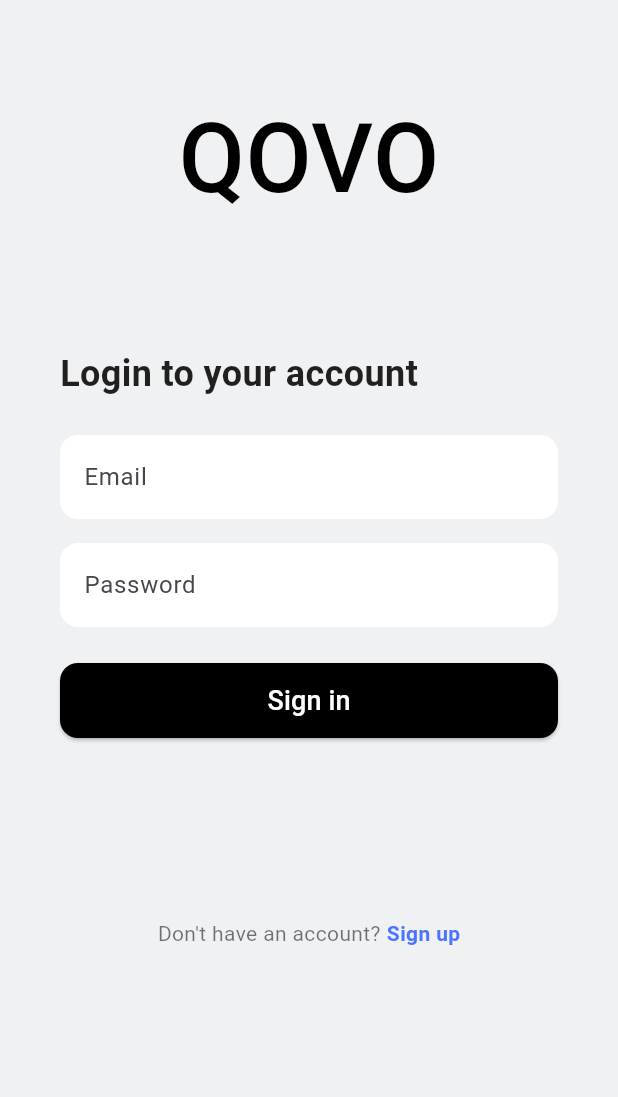
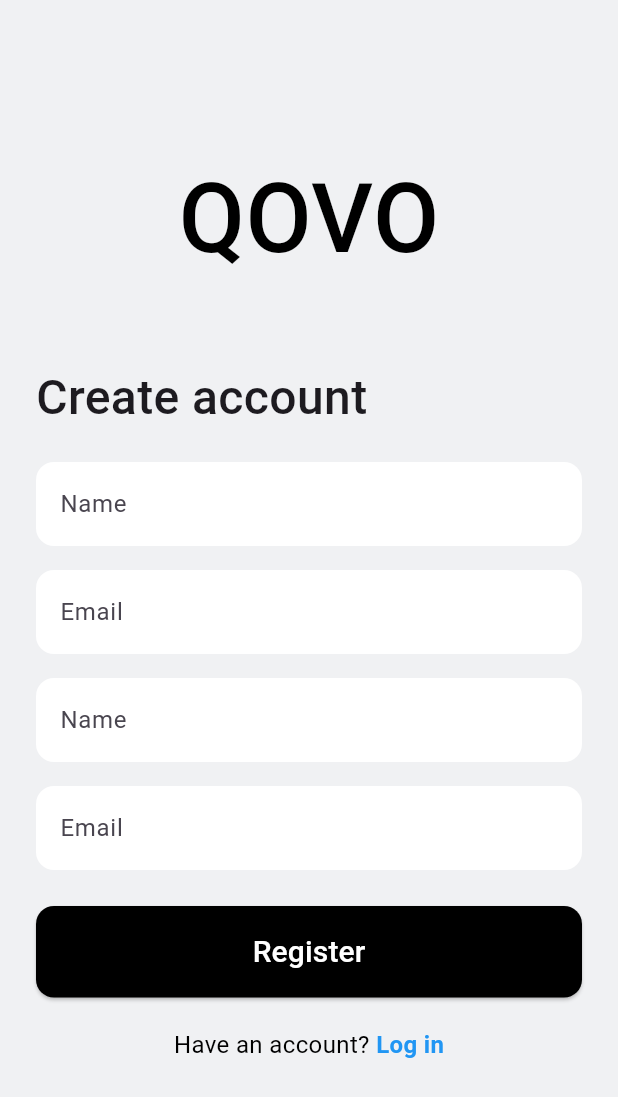
Before and after one commit to G15-ISIS3510-1/Project, a Flutter app: the screen it shows after launch, after a tap on "Sign up", on a phone screen of 412 x 824 dp. Shown: the top 1097 px of the screen. Run offline on Flutter 3.47's test engine with Material 3 defaults, Android fonts, the phone set to English and light mode, and no system bars; Roboto replaces fonts that are missing (Poppins).

Commit message:
Register Screen

```diff
--- a/flutter_app/lib/LoginRegister/login.dart
+++ b/flutter_app/lib/LoginRegister/login.dart
@@ -1,4 +1,5 @@
 import 'package:flutter/material.dart';
+import 'package:flutter_app/LoginRegister/register.dart';
 
 class LoginScreen extends StatefulWidget {
   const LoginScreen({super.key});
@@ -114,7 +115,11 @@ class _LoginScreenState extends State<LoginScreen> {
                   const SizedBox(width: 4),
                   GestureDetector(
                     onTap: () {
-                      print('Sign up tapped!');
+                      Navigator.of(context).pushReplacement(
+                        MaterialPageRoute(
+                          builder: (context) => const RegisterScreen(),
+                        ),
+                      );
                     },
                     child: const Text(
                       'Sign up',
--- /dev/null
+++ b/flutter_app/lib/LoginRegister/register.dart
@@ -0,0 +1,145 @@
+import 'package:flutter/material.dart';
+import 'package:flutter_app/LoginRegister/login.dart';
+
+class RegisterScreen extends StatelessWidget {
+  const RegisterScreen({super.key});
+
+  @override
+  Widget build(BuildContext context) {
+    return Scaffold(
+      body: SingleChildScrollView(
+        child: Padding(
+          padding: const EdgeInsets.symmetric(horizontal: 24.0),
+          child: Column(
+            crossAxisAlignment: CrossAxisAlignment.stretch,
+            children: <Widget>[
+              const SizedBox(height: 100.0),
+              const Center(
+                child: Text(
+                  'QOVO',
+                  style: TextStyle(
+                    fontSize: 64,
+                    fontWeight: FontWeight.w500,
+                    color: Colors.black,
+                  ),
+                ),
+              ),
+              const SizedBox(height: 50.0),
+              const Text(
+                'Create account',
+                style: TextStyle(
+                  fontSize: 32,
+                  fontWeight: FontWeight.w500,
+                ),
+              ),
+              const SizedBox(height: 20.0),
+              TextFormField(
+                decoration: InputDecoration(
+                  hintText: 'Name',
+                  filled: true,
+                  fillColor: Colors.white,
+                  border: OutlineInputBorder(
+                    borderRadius: BorderRadius.circular(12.0),
+                    borderSide: BorderSide.none,
+                  ),
+                ),
+              ),
+              const SizedBox(height: 16.0),
+              TextFormField(
+                decoration: InputDecoration(
+                  hintText: 'Email',
+                  filled: true,
+                  fillColor: Colors.white,
+                  border: OutlineInputBorder(
+                    borderRadius: BorderRadius.circular(12.0),
+                    borderSide: BorderSide.none,
+                  ),
+                ),
+              ),
+              const SizedBox(height: 16.0),
+              TextFormField(
+                decoration: InputDecoration(
+                  hintText: 'Name',
+                  filled: true,
+                  fillColor: Colors.white,
+                  border: OutlineInputBorder(
+                    borderRadius: BorderRadius.circular(12.0),
+                    borderSide: BorderSide.none,
+                  ),
+                ),
+              ),
+              const SizedBox(height: 16.0),
+              TextFormField(
+                decoration: InputDecoration(
+                  hintText: 'Email',
+                  filled: true,
+                  fillColor: Colors.white,
+                  border: OutlineInputBorder(
+                    borderRadius: BorderRadius.circular(12.0),
+                    borderSide: BorderSide.none,
+                  ),
+                ),
+              ),
+              const SizedBox(height: 24.0),
+              ElevatedButton(
+                onPressed: () {
+                  Navigator.of(context).pushReplacement(
+                    MaterialPageRoute(
+                      builder: (context) => const LoginScreen(),
+                    ),
+                  );
+                },
+                style: ElevatedButton.styleFrom(
+                  backgroundColor: Colors.black,
+                  shape: RoundedRectangleBorder(
+                    borderRadius: BorderRadius.circular(12.0),
+                  ),
+                  padding: const EdgeInsets.symmetric(vertical: 16.0),
+                ),
+                child: const Text(
+                  'Register',
+                  style: TextStyle(
+                    fontSize: 20,
+                    fontWeight: FontWeight.w500,
+                    color: Colors.white,
+                  ),
+                ),
+              ),
+              const SizedBox(height: 20.0),
+              Row(
+                mainAxisAlignment: MainAxisAlignment.center,
+                children: <Widget>[
+                  const Text(
+                    'Have an account? ',
+                    style: TextStyle(
+                      fontSize: 16,
+                      color: Colors.black,
+                    ),
+                  ),
+                  GestureDetector(
+                    onTap: () {
+                      Navigator.of(context).pushReplacement(
+                        MaterialPageRoute(
+                          builder: (context) => const LoginScreen(),
+                        ),
+                      );
+                    },
+                    child: const Text(
+                      'Log in',
+                      style: TextStyle(
+                        fontSize: 16,
+                        fontWeight: FontWeight.w600,
+                        color: Colors.blue,
+                      ),
+                    ),
+                  ),
+                ],
+              ),
+              const SizedBox(height: 20.0),
+            ],
+          ),
+        ),
+      ),
+    );
+  }
+}
```
